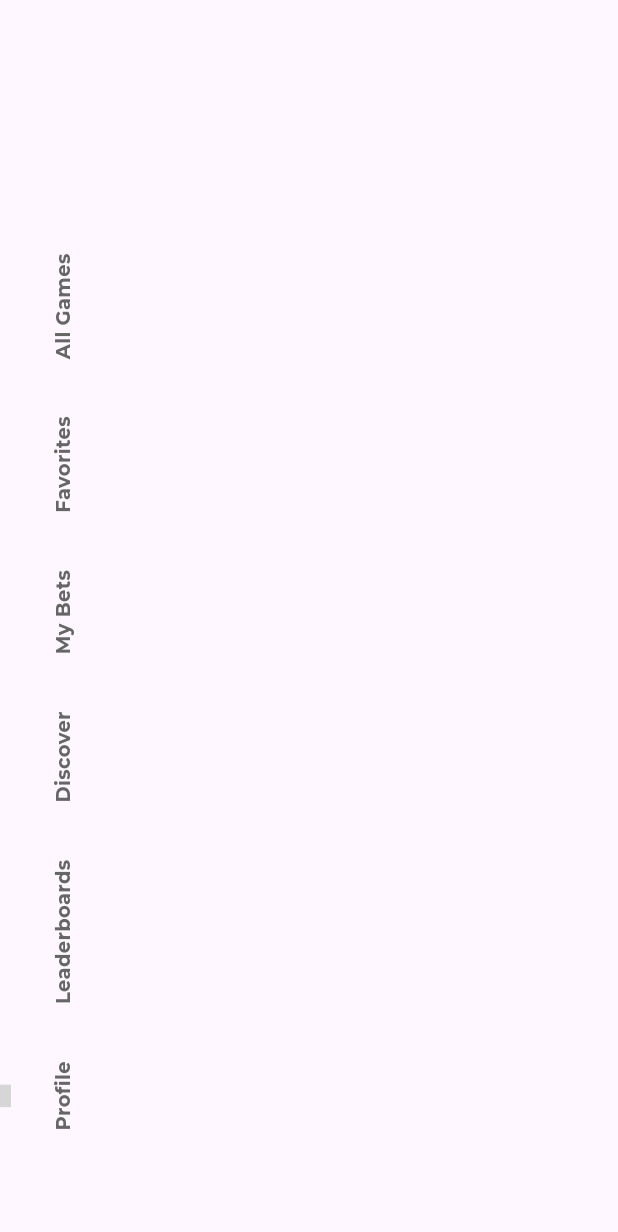
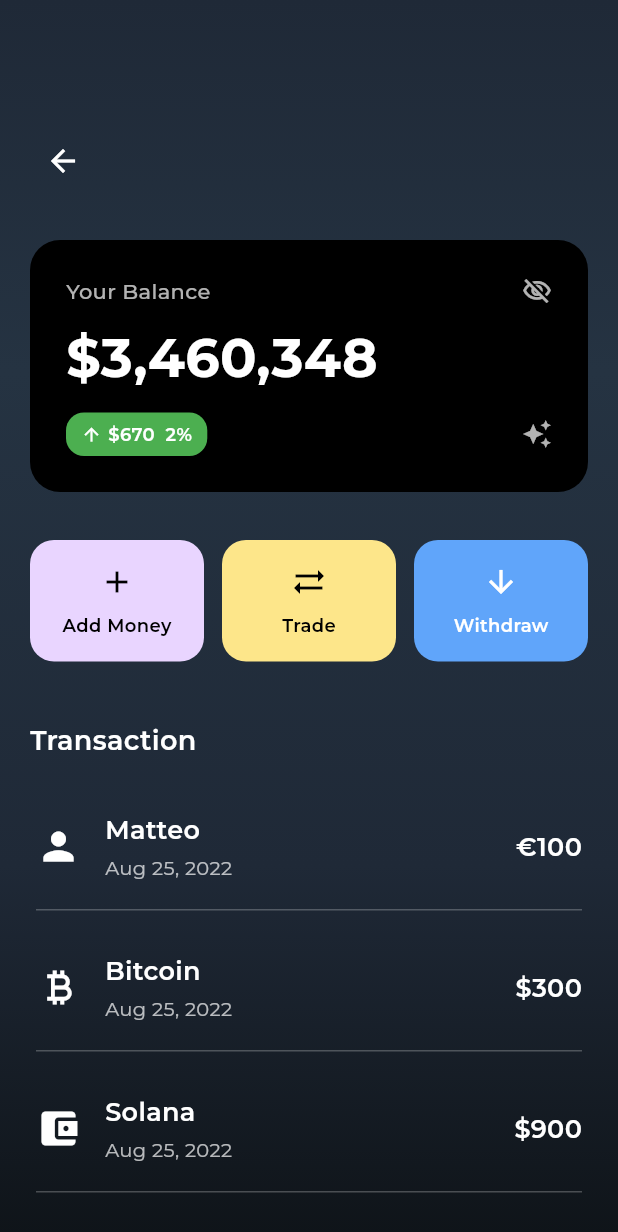
Before and after one commit to akhilparakka/bitbet-ui, a Flutter app: the CustomNavigationSidebar widget shown alone on an empty page, opened directly with empty values, after a tap on "Profile", on a phone screen of 412 x 824 dp. Shown: the top 1232 px of the screen. Run offline on Flutter 3.47's test engine with Material 3 defaults, Android fonts, the phone set to English and light mode, and no system bars; our stand-ins replace flutter_dotenv, flutter_riverpod, flutter_svg, shared_preferences; missing offline and left inert: web3auth_flutter, web3dart; accounts and stored records are empty; network calls fail; project files that could hold a hidden picture were left out; grey boxes are pictures that could not be loaded.

Commit message:
profile page design started

```diff
--- a/lib/ui/home/home.dart
+++ b/lib/ui/home/home.dart
@@ -2,7 +2,7 @@ import 'package:flutter/material.dart';
 import 'package:flutter_svg/flutter_svg.dart';
 import 'package:bitbet/ui/home/nav_sections/all_games_section.dart';
 import 'package:bitbet/ui/home/nav_sections/favorites_section.dart';
-import 'package:bitbet/ui/home/nav_sections/profile_section.dart';
+import 'package:bitbet/ui/profile/profile_page.dart';
 import 'dart:async';
 
 class HomePage extends StatefulWidget {
@@ -36,7 +36,6 @@ class HomePageState extends State<HomePage> with TickerProviderStateMixin {
     'My Bets',
     'Discover',
     'Leaderboards',
-    'Profile',
   ];
 
   final Map<String, Widget> _sectionWidgets = {
@@ -57,7 +56,6 @@ class HomePageState extends State<HomePage> with TickerProviderStateMixin {
       style: TextStyle(color: Colors.white, fontSize: 18),
       textAlign: TextAlign.center,
     ),
-    'Profile': const ProfileSection(),
   };
 
   @override
@@ -274,7 +272,15 @@ class CustomNavigationSidebar extends StatelessWidget {
           child: InkWell(
             splashColor: Colors.white.withValues(alpha: 0.05),
             highlightColor: Colors.white.withValues(alpha: 0.02),
-            onTap: () => onSectionChanged(section),
+            onTap: () {
+              if (section == 'Profile') {
+                Navigator.of(context).push(
+                  MaterialPageRoute(builder: (_) => const ProfilePage()),
+                );
+              } else {
+                onSectionChanged(section);
+              }
+            },
             child: Container(
               padding: const EdgeInsets.symmetric(vertical: 15, horizontal: 4),
               child: Row(
--- a/lib/ui/home/nav_sections/profile_section.dart
+++ /dev/null
@@ -1,18 +0,0 @@
-import 'package:flutter/material.dart';
-
-class ProfileSection extends StatelessWidget {
-  const ProfileSection({super.key});
-
-  @override
-  Widget build(BuildContext context) {
-    return Container(
-      color: Colors.transparent,
-      child: const Center(
-        child: Text(
-          "Profile Section",
-          style: TextStyle(color: Colors.white, fontSize: 24),
-        ),
-      ),
-    );
-  }
-}
--- /dev/null
+++ b/lib/ui/profile/profile_page.dart
@@ -0,0 +1,313 @@
+import 'package:flutter/material.dart';
+
+class ProfilePage extends StatelessWidget {
+  const ProfilePage({super.key});
+
+  @override
+  Widget build(BuildContext context) {
+    return Container(
+      decoration: const BoxDecoration(
+        gradient: LinearGradient(
+          begin: Alignment.topCenter,
+          end: Alignment.bottomCenter,
+          colors: [
+            Color(0xFF1F2937),
+            Color(0xFF253342),
+            Color(0xFF1F2937),
+            Color(0xFF0F1419),
+          ],
+          stops: [0.0, 0.3, 0.7, 1.0],
+        ),
+      ),
+      child: Material(
+        color: Colors.transparent,
+        child: Stack(
+          children: [
+            // Main content
+            Padding(
+              padding: const EdgeInsets.symmetric(horizontal: 20),
+              child: Column(
+                crossAxisAlignment: CrossAxisAlignment.start,
+                children: [
+                  const SizedBox(height: 160), // space for back button
+                  // Balance Card
+                  Container(
+                    width: double.infinity,
+                    padding: const EdgeInsets.all(24),
+                    decoration: BoxDecoration(
+                      color: Colors.black,
+                      borderRadius: BorderRadius.circular(20),
+                    ),
+                    child: Column(
+                      crossAxisAlignment: CrossAxisAlignment.start,
+                      children: [
+                        Row(
+                          mainAxisAlignment: MainAxisAlignment.spaceBetween,
+                          children: [
+                            const Text(
+                              'Your Balance',
+                              style: TextStyle(
+                                color: Colors.white70,
+                                fontSize: 14,
+                                fontWeight: FontWeight.w500,
+                              ),
+                            ),
+                            Icon(
+                              Icons.visibility_off_outlined,
+                              color: Colors.white70,
+                              size: 20,
+                            ),
+                          ],
+                        ),
+                        const SizedBox(height: 8),
+                        const Text(
+                          '\$3,460,348',
+                          style: TextStyle(
+                            color: Colors.white,
+                            fontSize: 36,
+                            fontWeight: FontWeight.bold,
+                          ),
+                        ),
+                        const SizedBox(height: 12),
+                        Row(
+                          children: [
+                            Container(
+                              padding: const EdgeInsets.symmetric(
+                                horizontal: 10,
+                                vertical: 6,
+                              ),
+                              decoration: BoxDecoration(
+                                color: Colors.green,
+                                borderRadius: BorderRadius.circular(12),
+                              ),
+                              child: const Row(
+                                children: [
+                                  Icon(
+                                    Icons.arrow_upward,
+                                    color: Colors.white,
+                                    size: 14,
+                                  ),
+                                  SizedBox(width: 4),
+                                  Text(
+                                    '\$670  2%',
+                                    style: TextStyle(
+                                      color: Colors.white,
+                                      fontSize: 12,
+                                      fontWeight: FontWeight.w600,
+                                    ),
+                                  ),
+                                ],
+                              ),
+                            ),
+                            const Spacer(),
+                            const Icon(
+                              Icons.auto_awesome,
+                              color: Colors.white70,
+                              size: 20,
+                            ),
+                          ],
+                        ),
+                      ],
+                    ),
+                  ),
+
+                  const SizedBox(height: 32),
+
+                  // Action Buttons
+                  Row(
+                    children: [
+                      Expanded(
+                        child: _actionButton(
+                          icon: Icons.add,
+                          label: 'Add Money',
+                          color: const Color(0xFFE9D5FF),
+                          textColor: Colors.black,
+                        ),
+                      ),
+                      const SizedBox(width: 12),
+                      Expanded(
+                        child: _actionButton(
+                          icon: Icons.sync_alt,
+                          label: 'Trade',
+                          color: const Color(0xFFFDE68A),
+                          textColor: Colors.black,
+                        ),
+                      ),
+                      const SizedBox(width: 12),
+                      Expanded(
+                        child: _actionButton(
+                          icon: Icons.arrow_downward,
+                          label: 'Withdraw',
+                          color: const Color(0xFF60A5FA),
+                          textColor: Colors.white,
+                        ),
+                      ),
+                    ],
+                  ),
+
+                  const SizedBox(height: 40),
+
+                  // Transaction Section
+                  const Text(
+                    'Transaction',
+                    style: TextStyle(
+                      color: Colors.white,
+                      fontSize: 18,
+                      fontWeight: FontWeight.w600,
+                    ),
+                  ),
+
+                  const SizedBox(height: 20),
+
+                  // Transaction Items (lined style, spaced out)
+                  Padding(
+                    padding: const EdgeInsets.symmetric(horizontal: 4.0),
+                    child: Column(
+                      children: [
+                        _transactionItem(
+                          icon: Icons.person,
+                          title: 'Matteo',
+                          subtitle: 'Aug 25, 2022',
+                          amount: '€100',
+                        ),
+                        _transactionItem(
+                          icon: Icons.currency_bitcoin,
+                          title: 'Bitcoin',
+                          subtitle: 'Aug 25, 2022',
+                          amount: '\$300',
+                        ),
+                        _transactionItem(
+                          icon: Icons.account_balance_wallet,
+                          title: 'Solana',
+                          subtitle: 'Aug 25, 2022',
+                          amount: '\$900',
+                        ),
+                      ],
+                    ),
+                  ),
+
+                  const SizedBox(height: 40), // extra breathing space at bottom
+                ],
+              ),
+            ),
+
+            // Back Button
+            Positioned(
+              top: 85,
+              left: 20,
+              child: ClipRRect(
+                borderRadius: BorderRadius.circular(22),
+                child: Material(
+                  color: Colors.transparent,
+                  child: InkWell(
+                    onTap: () => Navigator.of(context).pop(),
+                    customBorder: const CircleBorder(),
+                    splashColor: Colors.white.withValues(alpha: 0.05),
+                    highlightColor: Colors.white.withValues(alpha: 0.02),
+                    child: const SizedBox(
+                      width: 44,
+                      height: 44,
+                      child: Center(
+                        child: Icon(
+                          Icons.arrow_back,
+                          color: Colors.white,
+                          size: 24,
+                        ),
+                      ),
+                    ),
+                  ),
+                ),
+              ),
+            ),
+          ],
+        ),
+      ),
+    );
+  }
+
+  Widget _actionButton({
+    required IconData icon,
+    required String label,
+    required Color color,
+    required Color textColor,
+  }) {
+    return Container(
+      padding: const EdgeInsets.symmetric(vertical: 16, horizontal: 12),
+      decoration: BoxDecoration(
+        color: color,
+        borderRadius: BorderRadius.circular(16),
+      ),
+      child: Column(
+        children: [
+          Icon(icon, color: textColor, size: 24),
+          const SizedBox(height: 8),
+          Text(
+            label,
+            style: TextStyle(
+              color: textColor,
+              fontSize: 12,
+              fontWeight: FontWeight.w600,
+            ),
+          ),
+        ],
+      ),
+    );
+  }
+
+  Widget _transactionItem({
+    required IconData icon,
+    required String title,
+    required String subtitle,
+    required String amount,
+  }) {
+    return Padding(
+      padding: const EdgeInsets.symmetric(
+        vertical: 14.0,
+      ), // more breathing space
+      child: Column(
+        children: [
+          Row(
+            crossAxisAlignment: CrossAxisAlignment.center,
+            children: [
+              Icon(icon, color: Colors.white, size: 30),
+              const SizedBox(width: 16),
+              Expanded(
+                child: Column(
+                  crossAxisAlignment: CrossAxisAlignment.start,
+                  children: [
+                    Text(
+                      title,
+                      style: const TextStyle(
+                        fontSize: 17,
+                        fontWeight: FontWeight.w600,
+                        color: Colors.white,
+                      ),
+                    ),
+                    const SizedBox(height: 4),
+                    Text(
+                      subtitle,
+                      style: const TextStyle(
+                        fontSize: 13,
+                        color: Colors.white70,
+                      ),
+                    ),
+                  ],
+                ),
+              ),
+              Text(
+                amount,
+                style: const TextStyle(
+                  fontSize: 17,
+                  fontWeight: FontWeight.w600,
+                  color: Colors.white,
+                ),
+              ),
+            ],
+          ),
+          const SizedBox(height: 18),
+          Divider(color: Colors.white24, thickness: 1, height: 1),
+        ],
+      ),
+    );
+  }
+}
```
